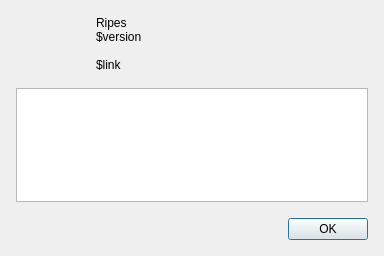
Old version of the form src/aboutdialog.ui in the repository mortbopet/Ripes.
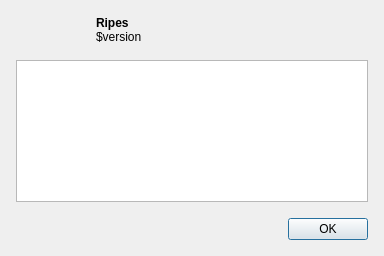
New version of the form. Icons and pictures are not drawn.

Commit message:
Populate info label text
Inserts the version number and a link to the project repository in the
About dialog, whose menu entry has been renamed accordingly.

Populating contributor list TBD.

The edit to the form file:
```diff
--- a/src/aboutdialog.ui
+++ b/src/aboutdialog.ui
@@ -76,10 +76,7 @@
    <item row="0" column="1" rowspan="3">
     <widget class="QLabel" name="infoLabel">
      <property name="text">
-      <string>Ripes
-$version
-
-$link</string>
+      <string>&lt;b&gt;Ripes&lt;/b&gt;&lt;br/&gt;$version</string>
      </property>
     </widget>
    </item>
```
The commit also changes 2 other files.
